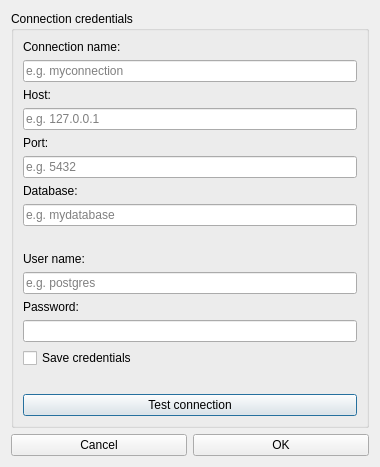
Above: cdb4/gui_db_connector/ui/db_connector_dialog.ui from tudelft3d/3DCityDB-Tools-for-QGIS before the change. Below: the same form after it.
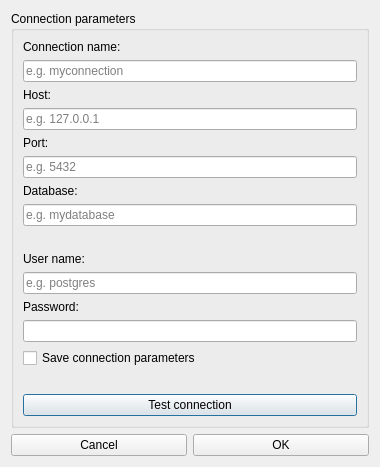
That is the form after the change. Custom widgets are drawn as their Qt base class.

```diff
--- a/cdb4/gui_db_connector/ui/db_connector_dialog.ui
+++ b/cdb4/gui_db_connector/ui/db_connector_dialog.ui
@@ -19,7 +19,7 @@
      <item>
       <widget class="QGroupBox" name="gbxConnDet">
        <property name="title">
-        <string>Connection credentials</string>
+        <string>Connection parameters</string>
        </property>
        <layout class="QVBoxLayout" name="verticalLayout_2">
         <item>
@@ -139,7 +139,7 @@
         <item>
          <widget class="QCheckBox" name="checkBox">
           <property name="text">
-           <string>Save credentials</string>
+           <string>Save connection parameters</string>
           </property>
          </widget>
         </item>
```
